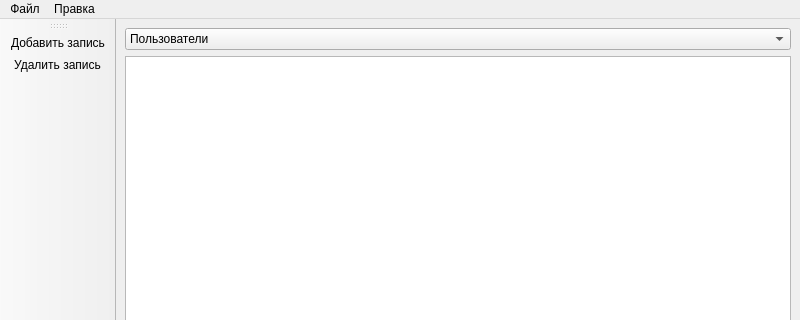
sowecthal/IS-Decanat, file mainwindow.ui: the form before one commit; both pictures show x 0 to 800 and y 0 to 320 of the 800 by 600 pixel window.
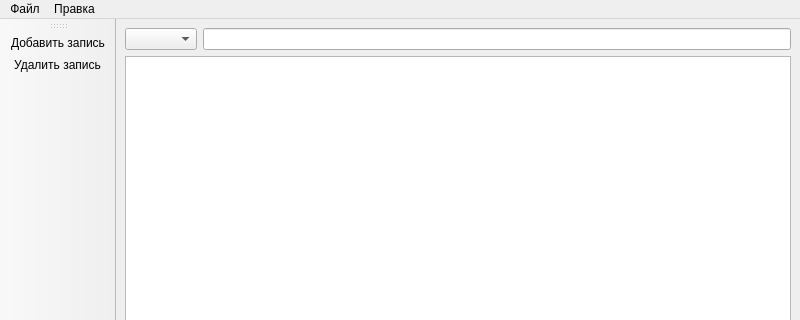
The form after the commit. Icons and pictures are not drawn.

Diff of the .ui file:
```diff
--- a/mainwindow.ui
+++ b/mainwindow.ui
@@ -16,25 +16,12 @@
   <widget class="QWidget" name="centralwidget">
    <layout class="QGridLayout" name="gridLayout">
     <item row="0" column="0">
-     <layout class="QVBoxLayout" name="verticalLayout">
+     <layout class="QHBoxLayout" name="horizontalLayout">
       <item>
-       <widget class="QComboBox" name="comboBox">
-        <item>
-         <property name="text">
-          <string>Пользователи</string>
-         </property>
-        </item>
-        <item>
-         <property name="text">
-          <string>Группы</string>
-         </property>
-        </item>
-        <item>
-         <property name="text">
-          <string>Дисциплины</string>
-         </property>
-        </item>
-       </widget>
+       <widget class="QComboBox" name="comboBox"/>
+      </item>
+      <item>
+       <widget class="QLineEdit" name="lineFind"/>
       </item>
      </layout>
     </item>
```
